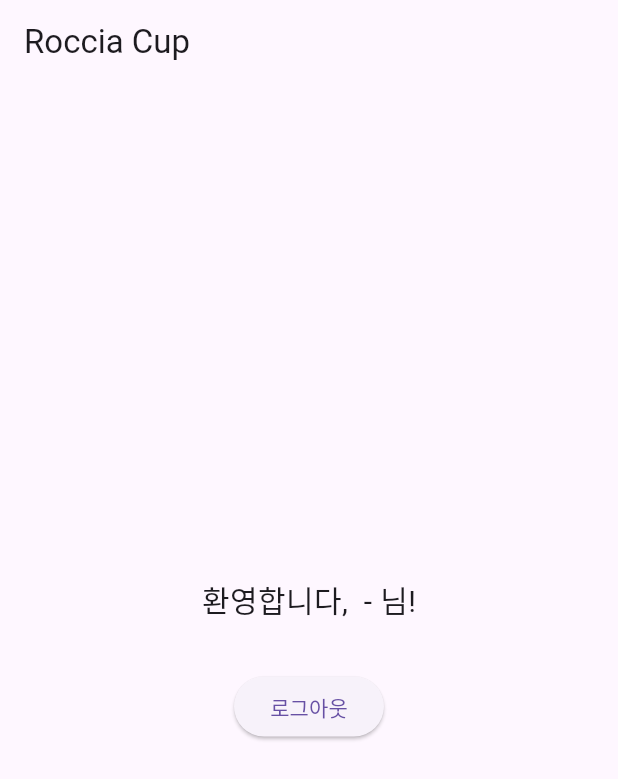
After one commit to rmsckd1640/roccia_cup, a Flutter app: the HomeScreen screen opened directly, on a phone screen of 412 x 824 dp. The commit adds this screen. Shown: the top 779 px of the screen. Run offline on Flutter 3.47's test engine with Material 3 defaults, Android fonts, the phone set to English and light mode, and no system bars; our stand-ins replace shared_preferences; accounts and stored records are empty.

Commit message:
feat: 메인 화면 및 로그아웃 기능 추가

```diff
--- /dev/null
+++ b/frontend/lib/screens/home_screen.dart
@@ -0,0 +1,55 @@
+import 'package:flutter/material.dart';
+import 'package:shared_preferences/shared_preferences.dart';
+import 'login_screen.dart';
+
+class HomeScreen extends StatelessWidget {
+  const HomeScreen({super.key});
+
+  Future<String> _getUserName() async {
+    final prefs = await SharedPreferences.getInstance();
+    final team = prefs.getString('teamName') ?? '';
+    final name = prefs.getString('userName') ?? '';
+    return '$team - $name';
+  }
+
+  void _logout(BuildContext context) async {
+    final prefs = await SharedPreferences.getInstance();
+    await prefs.clear(); // 로그인 정보 삭제
+
+    Navigator.pushReplacement(
+      context,
+      MaterialPageRoute(builder: (_) => const LoginScreen()),
+    );
+  }
+
+  @override
+  Widget build(BuildContext context) {
+    return Scaffold(
+      appBar: AppBar(title: const Text('Roccia Cup')),
+      body: Center(
+        child: FutureBuilder<String>(
+          future: _getUserName(),
+          builder: (context, snapshot) {
+            if (!snapshot.hasData) {
+              return const CircularProgressIndicator();
+            }
+            return Column(
+              mainAxisAlignment: MainAxisAlignment.center,
+              children: [
+                Text(
+                  '환영합니다, ${snapshot.data}님!',
+                  style: const TextStyle(fontSize: 20),
+                ),
+                const SizedBox(height: 32),
+                ElevatedButton(
+                  onPressed: () => _logout(context),
+                  child: const Text('로그아웃'),
+                ),
+              ],
+            );
+          },
+        ),
+      ),
+    );
+  }
+}
--- a/frontend/pubspec.yaml
+++ b/frontend/pubspec.yaml
@@ -30,6 +30,7 @@ environment:
 dependencies:
   flutter:
     sdk: flutter
+  shared_preferences: ^2.2.0
 
   # The following adds the Cupertino Icons font to your application.
   # Use with the CupertinoIcons class for iOS style icons.
```
Also changed, not shown: frontend/lib/main.dart (+19 -4 lines), frontend/lib/screens/login_screen.dart (+12 -3 lines), frontend/pubspec.lock, 6 other files.
